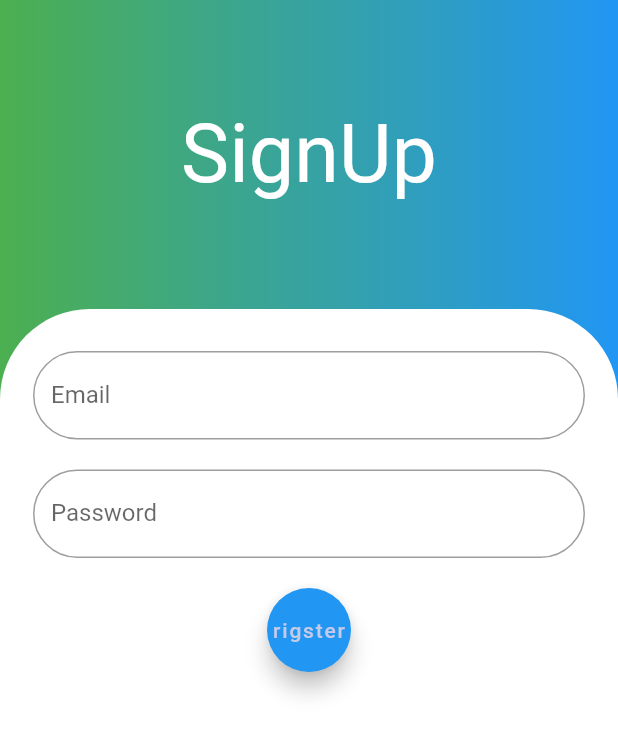
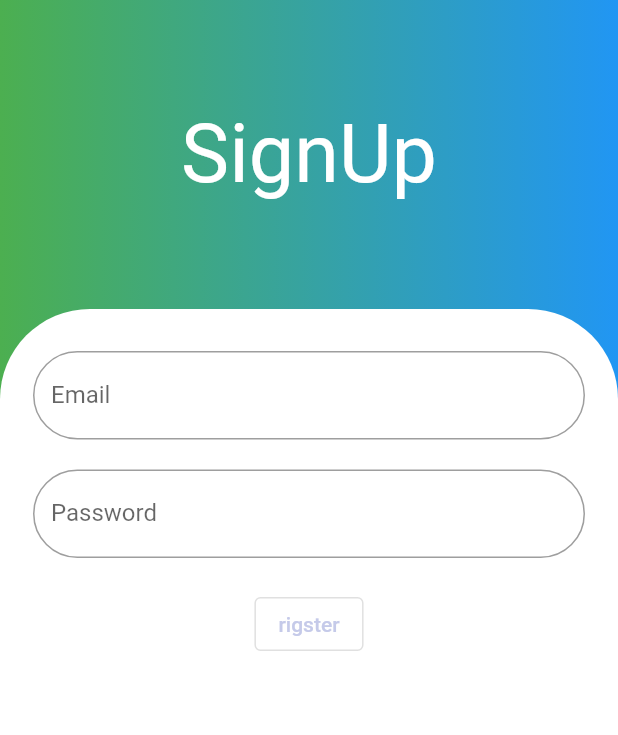
Before and after one commit to muse9312/flutter-firebase-nodejs, a Flutter app: the SignUpView screen opened directly, after a tap on "rigster", on a phone screen of 412 x 824 dp. Shown: the top 735 px of the screen. Run offline on Flutter 3.47's test engine with Material 2 defaults, Android fonts, the phone set to English and light mode, and no system bars; our stand-ins replace flutter_dotenv; network calls fail.

```diff
--- a/client/lib/signup/signup.dart
+++ b/client/lib/signup/signup.dart
@@ -1,5 +1,6 @@
 import 'dart:convert';
-
+import 'package:flutter_dotenv/flutter_dotenv.dart';
+import 'package:client/login/login.dart';
 import 'package:flutter/material.dart';
 import 'package:http/http.dart' as http;
 
@@ -16,19 +17,20 @@ class _SignUpViewState extends State<SignUpView> {
 
   Future<void> sendData() async {
     final response = await http.post(
-      Uri.parse('http://172.30.1.56:8080'),
+      Uri.parse('${dotenv.env['SERVER_ADDRESS']}/signup'),
       headers: <String, String>{
         'Content-Type': 'application/json; charset=UTF-8',
       },
-      body: {
+      body: json.encode({
         'email': emailController.text,
         'password': passwordController.text,
-      },
+      }),
     );
 
     if (response.statusCode == 200) {
-      print("Data sent successfully");
-      Navigator.pushNamed(context, '/login');
+      print("회원가입 성공");
+      Navigator.push(
+          context, MaterialPageRoute(builder: (context) => LoginView(context)));
     } else {
       // If the server did not return a 200 OK response,
       // throw an exception.
@@ -44,6 +46,7 @@ class _SignUpViewState extends State<SignUpView> {
   @override
   void initState() {
     super.initState();
+    dotenv.load();
   }
 
   @override
@@ -125,7 +128,7 @@ class _SignUpViewState extends State<SignUpView> {
                               Row(
                                 mainAxisAlignment: MainAxisAlignment.center,
                                 children: [
-                                  FloatingActionButton(
+                                  OutlinedButton(
                                     onPressed: () {
                                       sendData();
                                     },
--- a/client/pubspec.yaml
+++ b/client/pubspec.yaml
@@ -38,6 +38,7 @@ dependencies:
   firebase_auth: ^4.7.3
   firebase_core: ^2.15.1
   http: ^1.1.0
+  flutter_dotenv: ^5.1.0
 
 dev_dependencies:
   flutter_test:
@@ -56,11 +57,13 @@ dev_dependencies:
 # The following section is specific to Flutter packages.
 flutter:
 
+
   # The following line ensures that the Material Icons font is
   # included with your application, so that you can use the icons in
   # the material Icons class.
   uses-material-design: true
-
+  assets:
+    - assets/.env
   # To add assets to your application, add an assets section, like this:
   # assets:
   #   - images/a_dot_burr.jpeg
```
Also changed, not shown: client/lib/login/login.dart (+48 -39 lines), client/pubspec.lock, 3 other files.
